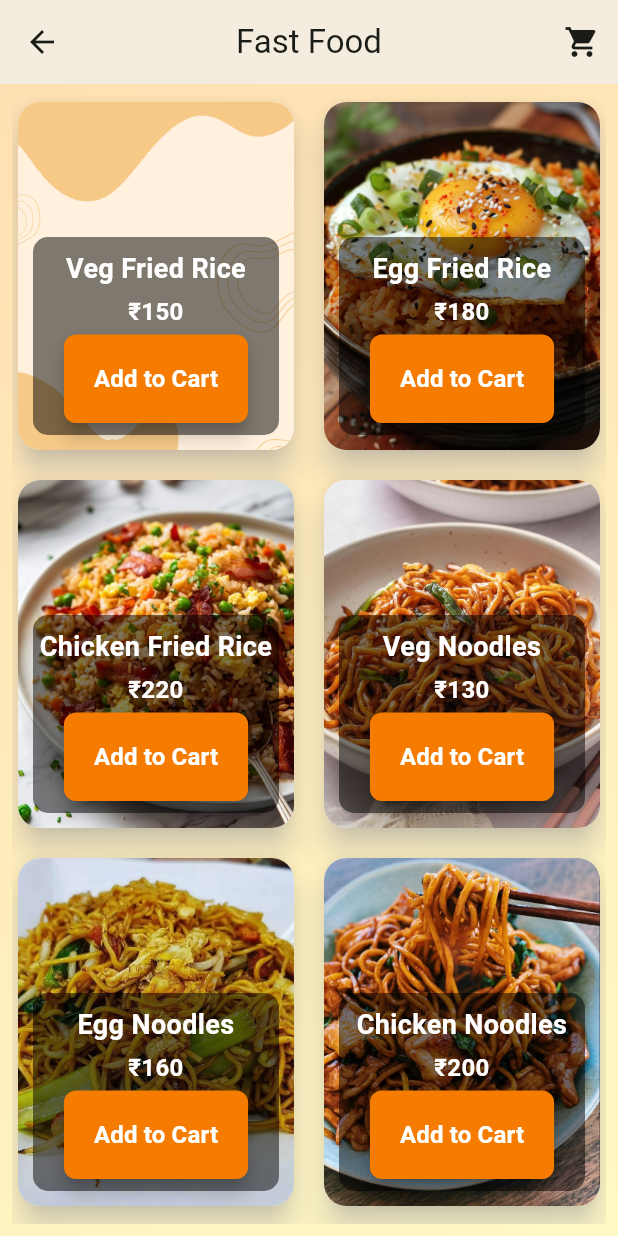
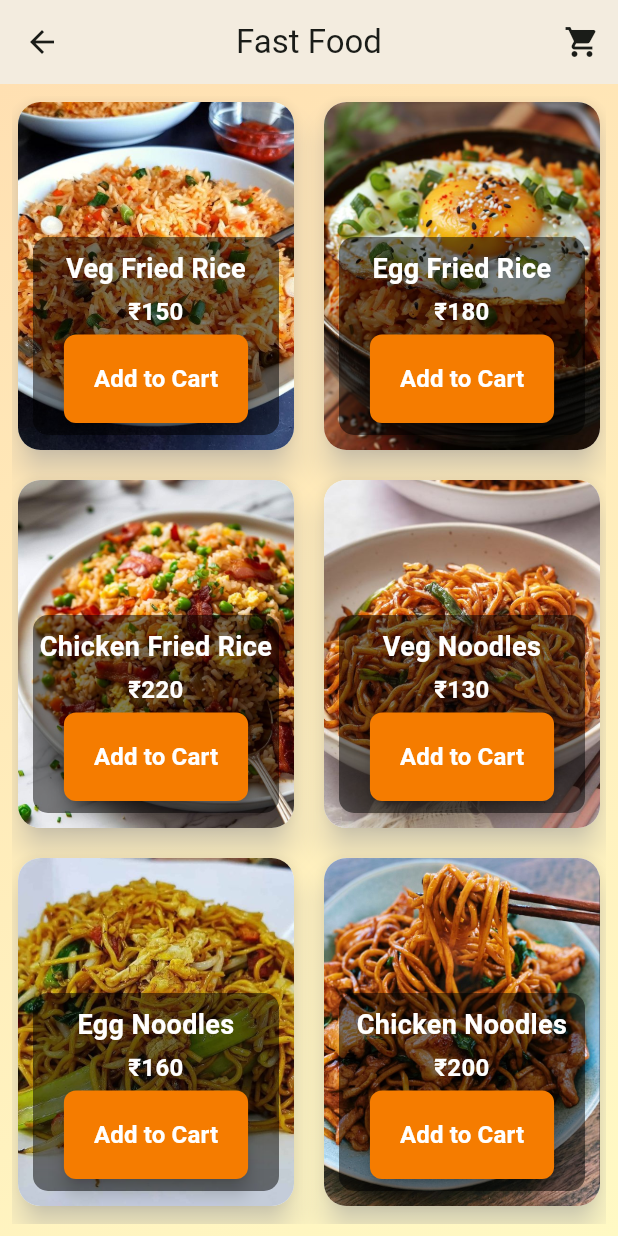
Before and after one commit to saatvika07/Campus-Bites, a Flutter app: the HomeScreen screen opened directly, after a tap on "Fast Food", on a phone screen of 412 x 824 dp. Run offline on Flutter 3.47's test engine with Material 3 defaults, Android fonts, the phone set to English and light mode, and no system bars; our stand-ins replace icons_plus.

```diff
--- a/lib/pages/cart_page.dart
+++ b/lib/pages/cart_page.dart
@@ -217,4 +217,3 @@ class OrderPlacedPage extends StatelessWidget {
     );
   }
 }
->>>>>>> 8e052561b12fa0fa1fdfad118dbdb0a29416a548
--- a/lib/pages/fastfood.dart
+++ b/lib/pages/fastfood.dart
@@ -2,13 +2,15 @@ import 'package:flutter/material.dart';
 import 'cart_page.dart'; // Import the CartPage
 
 class FastFoodPage extends StatefulWidget {
+  const FastFoodPage({super.key});
+
   @override
   _FastFoodPageState createState() => _FastFoodPageState();
 }
 
 class _FastFoodPageState extends State<FastFoodPage> {
   final List<Map<String, dynamic>> foodItems = [
-    {'name': 'Veg Fried Rice', 'image': 'assets/images/BG.png', 'quantity': 0, 'price': 150},
+    {'name': 'Veg Fried Rice', 'image': 'assets/images/vfr.jpg', 'quantity': 0, 'price': 150},
     {'name': 'Egg Fried Rice', 'image': 'assets/images/efr.jpg', 'quantity': 0, 'price': 180},
     {'name': 'Chicken Fried Rice', 'image': 'assets/images/cfr.jpg', 'quantity': 0, 'price': 220},
     {'name': 'Veg Noodles', 'image': 'assets/images/vn.png', 'quantity': 0, 'price': 130},
@@ -48,13 +50,13 @@ class _FastFoodPageState extends State<FastFoodPage> {
     SnackBar(
       content: Text(
         '${foodItems[index]['name']} added to cart!',
-        style: TextStyle(
+        style: const TextStyle(
           fontSize: 16,
           fontWeight: FontWeight.bold,
         ),
       ),
       backgroundColor: Colors.green.shade600,
-      duration: Duration(seconds: 2), // Duration for the SnackBar
+      duration: const Duration(seconds: 2), // Duration for the SnackBar
     ),
   );
 }
@@ -65,13 +67,13 @@ class _FastFoodPageState extends State<FastFoodPage> {
   Widget build(BuildContext context) {
     return Scaffold(
       appBar: AppBar(
-        title: Text("Fast Food"),
+        title: const Text("Fast Food"),
         backgroundColor: const Color.fromARGB(255, 244, 243, 243),
         centerTitle: true,
         elevation: 8,
         actions: [
           IconButton(
-            icon: Icon(Icons.shopping_cart),
+            icon: const Icon(Icons.shopping_cart),
             onPressed: () {
               // Navigate to cart page
               Navigator.push(
@@ -95,7 +97,7 @@ class _FastFoodPageState extends State<FastFoodPage> {
         child: Padding(
           padding: const EdgeInsets.all(8.0),
           child: GridView.builder(
-            gridDelegate: SliverGridDelegateWithFixedCrossAxisCount(
+            gridDelegate: const SliverGridDelegateWithFixedCrossAxisCount(
               crossAxisCount: 2, // Two items per row
               mainAxisSpacing: 12,
               crossAxisSpacing: 12,
@@ -128,7 +130,7 @@ class _FastFoodPageState extends State<FastFoodPage> {
                       left: 10,
                       right: 10,
                       child: Container(
-                        padding: EdgeInsets.symmetric(vertical: 8.0),
+                        padding: const EdgeInsets.symmetric(vertical: 8.0),
                         decoration: BoxDecoration(
                           color: Colors.black.withOpacity(0.5), // Semi-transparent background
                           borderRadius: BorderRadius.circular(10),
@@ -138,23 +140,23 @@ class _FastFoodPageState extends State<FastFoodPage> {
                             Text(
                               foodItems[index]['name'],
                               textAlign: TextAlign.center,
-                              style: TextStyle(
+                              style: const TextStyle(
                                 fontSize: 18,
                                 fontWeight: FontWeight.bold,
                                 color: Colors.white,
                               ),
                             ),
-                            SizedBox(height: 4),
+                            const SizedBox(height: 4),
                             Text(
                               '₹${foodItems[index]['price']}',
                               textAlign: TextAlign.center,
-                              style: TextStyle(
+                              style: const TextStyle(
                                 fontSize: 16,
                                 fontWeight: FontWeight.bold,
                                 color: Colors.white,
                               ),
                             ),
-                            SizedBox(height: 4),
+                            const SizedBox(height: 4),
                             ElevatedButton(
                               style: ElevatedButton.styleFrom(
                                 backgroundColor: Colors.orange.shade700,
@@ -163,7 +165,7 @@ class _FastFoodPageState extends State<FastFoodPage> {
                                 ),
                               ),
                               onPressed: () => addToCart(index),
-                              child: Text(
+                              child: const Text(
                                 'Add to Cart',
                                 style: TextStyle(
                                   fontSize: 16,
--- a/lib/screens/home.dart
+++ b/lib/screens/home.dart
@@ -24,11 +24,11 @@ class HomeScreen extends StatelessWidget {
           case 'FastFoodPage':
             return FastFoodPage();
           case 'TiffinsPage':
-            return TiffinsPage();
+            return const TiffinsPage();
           case 'JuicePage':
-            return JuicesPage();
+            return const JuicesPage();
           case 'PaniPuriPage':
-            return PaniPuriPage();
+            return const PaniPuriPage();
           default:
             return const Center(child: Text("Page not found"));
         }
--- a/lib/widgets/search_widget.dart
+++ b/lib/widgets/search_widget.dart
@@ -35,7 +35,7 @@ class SearchWidget extends StatelessWidget {
                     CupertinoIcons.search,
                     color: Colors.orange
                     ),
-                  Container(
+                  SizedBox(
                     height: 50,
                     width: 300,
                     child: Padding(padding: const EdgeInsets.symmetric(
```
Also changed, not shown: lib/screens/signin_screen.dart (+16 -10 lines), lib/screens/signup_screen.dart (+28 -40 lines).
